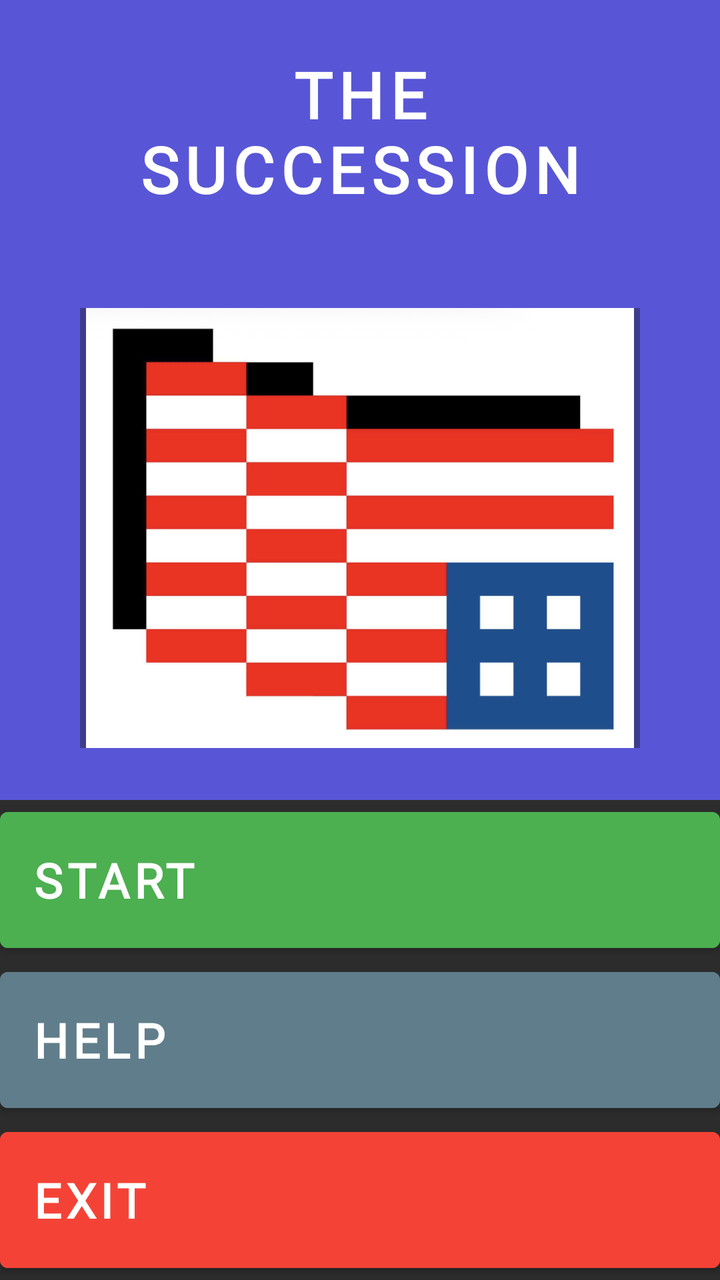
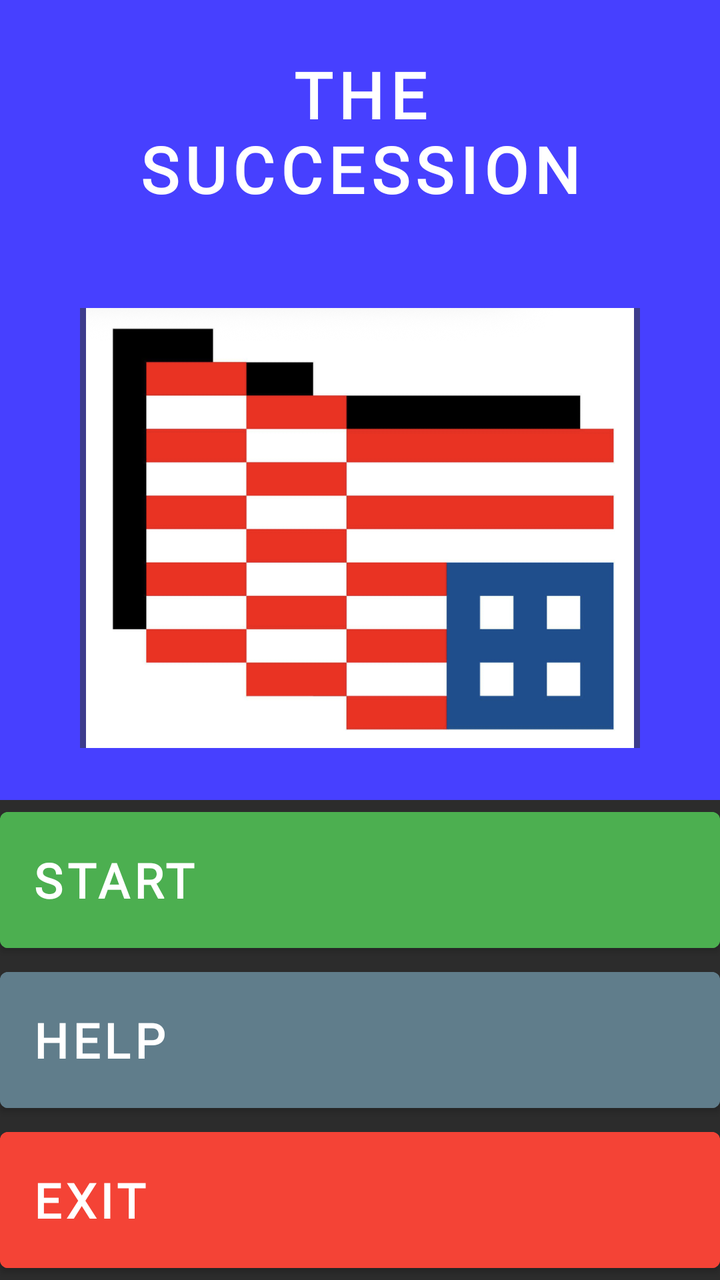

Before-and-after screenshots of an Android layout around one commit, followed by the original layout XML and the change that was made.
<!-- AndroidManifest.xml: application theme Theme.CETSuccesssion2 -->
<!-- res/layout/fragment_main_menu.xml -->
<?xml version="1.0" encoding="utf-8"?>
<LinearLayout xmlns:android="http://schemas.android.com/apk/res/android"
    xmlns:tools="http://schemas.android.com/tools"
    android:layout_width="match_parent"
    android:layout_height="match_parent"
    android:orientation="vertical"
    android:background="#5856D6"
    tools:context=".ui.MainMenuFragment">

    
    <LinearLayout
        android:layout_width="match_parent"
        android:layout_height="0dp"
        android:layout_weight="1"
        android:orientation="vertical"
        android:gravity="center">

        
        <TextView
            android:id="@+id/tvTitle"
            android:layout_width="wrap_content"
            android:layout_height="wrap_content"
            android:text="@string/the_succession"
            android:textSize="32sp"
            android:letterSpacing="0.1"
            android:textStyle="bold"
            android:textColor="#FFFFFF"
            android:gravity="center"
            android:fontFamily="@font/press_start_2p"
            android:layout_marginBottom="48dp" />

        
        <ImageView
            android:layout_width="280dp"
            android:layout_height="220dp"
            android:src="@drawable/flag"
            android:contentDescription="@string/flag"
            android:background="#3D3C8C"
            android:scaleType="fitCenter"
            android:rotation="180"/>
    </LinearLayout>

    
    <LinearLayout
        android:layout_width="match_parent"
        android:layout_height="wrap_content"
        android:orientation="vertical"
        android:background="#2C2C2C">

        
        <Button
            android:id="@+id/btnStart"
            android:layout_width="match_parent"
            android:layout_height="80dp"
            android:text="@string/start"
            android:textSize="24sp"
            android:textStyle="bold"
            android:textColor="#FFFFFF"
            android:fontFamily="@font/press_start_2p"
            android:backgroundTint="#4CAF50"
            android:gravity="start|center_vertical"
            android:paddingStart="16dp"
            android:paddingEnd="16dp" />

        














        
        <Button
            android:id="@+id/btnHelp"
            android:layout_width="match_parent"
            android:layout_height="80dp"
            android:text="@string/help"
            android:textSize="24sp"
            android:textStyle="bold"
            android:textColor="#FFFFFF"
            android:fontFamily="@font/press_start_2p"
            android:backgroundTint="#607D8B"
            android:gravity="start|center_vertical"
            android:paddingStart="16dp"
            android:paddingEnd="16dp" />

        
        <Button
            android:id="@+id/btnExit"
            android:layout_width="match_parent"
            android:layout_height="80dp"
            android:text="@string/exit"
            android:textSize="24sp"
            android:textStyle="bold"
            android:textColor="#FFFFFF"
            android:fontFamily="@font/press_start_2p"
            android:backgroundTint="#F44336"
            android:gravity="start|center_vertical"
            android:paddingStart="16dp"
            android:paddingEnd="16dp" />
    </LinearLayout>
</LinearLayout>
<!-- resources referenced by this layout -->
<resources>
  <!-- drawable flag: png bitmap (drawable, 74846 bytes) -->
  <string name="exit">EXIT</string>
  <string name="flag">Flag</string>
  <string name="help">HELP</string>
  <string name="start">START</string>
  <string name="the_succession">THE\nSUCCESSION</string>
  <style name="Theme.CETSuccesssion2" parent="Theme.MaterialComponents.Light.NoActionBar" />
</resources>

<!-- the commit's change to res/layout/fragment_main_menu.xml (unified diff, before → after) -->
@@ -4,7 +4,7 @@
     android:layout_width="match_parent"
     android:layout_height="match_parent"
     android:orientation="vertical"
-    android:background="#5856D6"
+    android:background="#4740FF"
     tools:context=".ui.MainMenuFragment">
 
     
